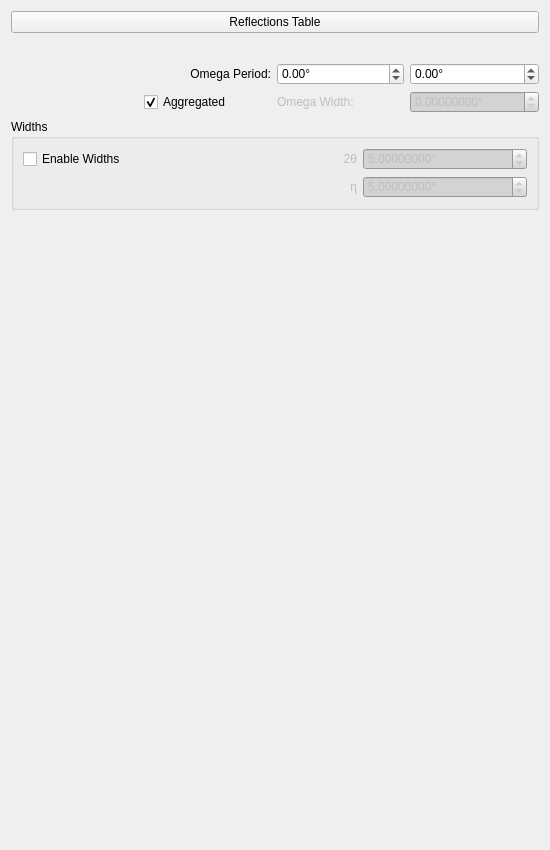
This is hexrd/ui/resources/ui/rotation_series_overlay_editor.ui in HEXRD/hexrdgui as Qt 5 draws it before an edit. The edited form follows.
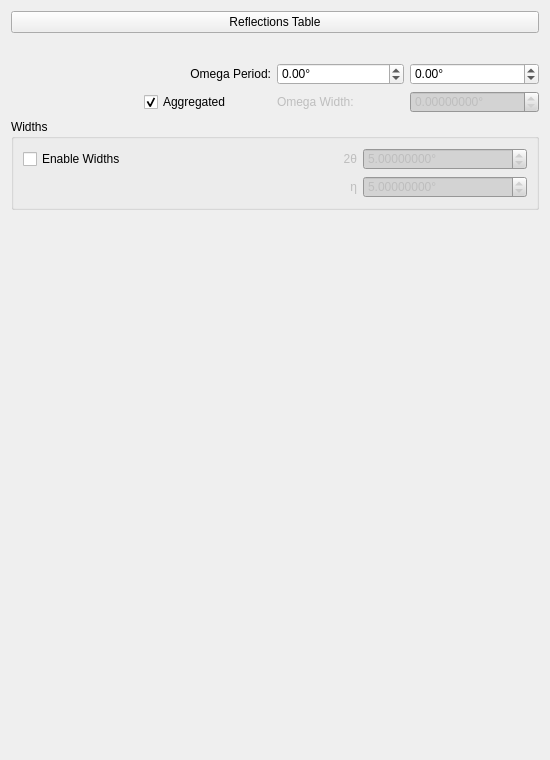
This is the edited form. Custom widgets are drawn as their Qt base class.

```diff
--- a/hexrd/ui/resources/ui/rotation_series_overlay_editor.ui
+++ b/hexrd/ui/resources/ui/rotation_series_overlay_editor.ui
@@ -7,13 +7,13 @@
     <x>0</x>
     <y>0</y>
     <width>550</width>
-    <height>850</height>
+    <height>760</height>
    </rect>
   </property>
   <property name="minimumSize">
    <size>
     <width>0</width>
-    <height>850</height>
+    <height>760</height>
    </size>
   </property>
   <property name="windowTitle">
```
